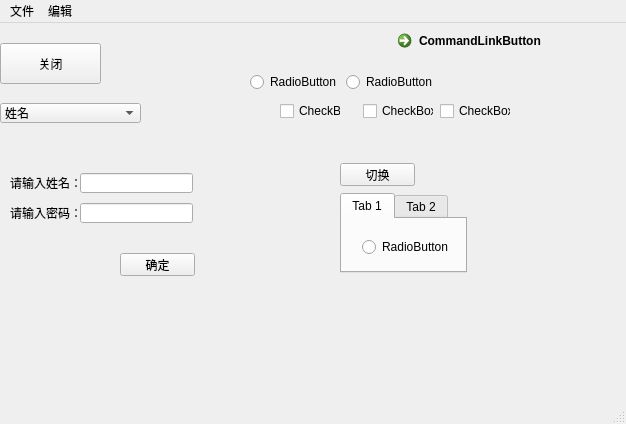
Above: qt_widgets/myui.ui from jackchen154/qt_project before the change. Below: the same form after it.
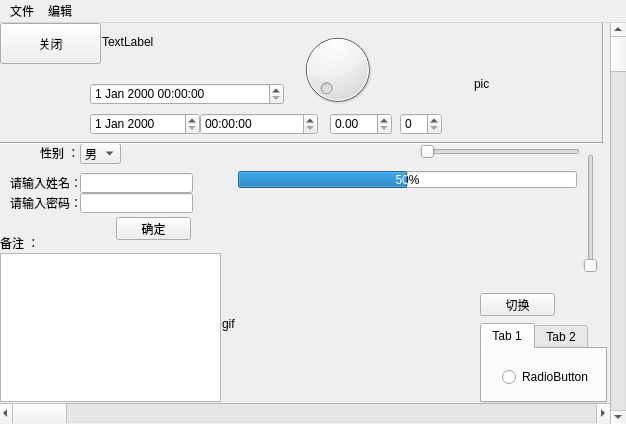
That is the form after the change. The open tabs and pages were chosen to show the change.

What changed in the file:
```diff
--- a/qt_widgets/myui.ui
+++ b/qt_widgets/myui.ui
@@ -14,89 +14,11 @@
    <string>MainWindow</string>
   </property>
   <widget class="QWidget" name="centralwidget">
-   <widget class="QCheckBox" name="checkBox">
-    <property name="geometry">
-     <rect>
-      <x>440</x>
-      <y>80</y>
-      <width>71</width>
-      <height>16</height>
-     </rect>
-    </property>
-    <property name="text">
-     <string>CheckBox</string>
-    </property>
-   </widget>
-   <widget class="QCheckBox" name="checkBox_2">
-    <property name="geometry">
-     <rect>
-      <x>363</x>
-      <y>80</y>
-      <width>71</width>
-      <height>16</height>
-     </rect>
-    </property>
-    <property name="text">
-     <string>CheckBox</string>
-    </property>
-   </widget>
-   <widget class="QCommandLinkButton" name="commandLinkButton">
-    <property name="geometry">
-     <rect>
-      <x>390</x>
-      <y>0</y>
-      <width>231</width>
-      <height>41</height>
-     </rect>
-    </property>
-    <property name="text">
-     <string>CommandLinkButton</string>
-    </property>
-   </widget>
-   <widget class="QCheckBox" name="checkBox_3">
-    <property name="geometry">
-     <rect>
-      <x>280</x>
-      <y>80</y>
-      <width>61</width>
-      <height>16</height>
-     </rect>
-    </property>
-    <property name="text">
-     <string>CheckBox</string>
-    </property>
-   </widget>
-   <widget class="QWidget" name="layoutWidget">
-    <property name="geometry">
-     <rect>
-      <x>250</x>
-      <y>50</y>
-      <width>186</width>
-      <height>18</height>
-     </rect>
-    </property>
-    <layout class="QHBoxLayout" name="horizontalLayout">
-     <item>
-      <widget class="QRadioButton" name="radioButton">
-       <property name="text">
-        <string>RadioButton</string>
-       </property>
-      </widget>
-     </item>
-     <item>
-      <widget class="QRadioButton" name="radioButton_2">
-       <property name="text">
-        <string>RadioButton</string>
-       </property>
-      </widget>
-     </item>
-    </layout>
-   </widget>
    <widget class="QPushButton" name="guanbi">
     <property name="geometry">
      <rect>
       <x>0</x>
-      <y>20</y>
+      <y>0</y>
       <width>101</width>
       <height>41</height>
      </rect>
@@ -108,15 +30,15 @@
    <widget class="QComboBox" name="comboBox">
     <property name="geometry">
      <rect>
-      <x>0</x>
-      <y>80</y>
-      <width>141</width>
-      <height>20</height>
+      <x>80</x>
+      <y>120</y>
+      <width>41</width>
+      <height>21</height>
      </rect>
     </property>
     <item>
      <property name="text">
-      <string>姓名</string>
+      <string>男</string>
      </property>
     </item>
     <item>
@@ -133,8 +55,8 @@
    <widget class="QPushButton" name="pushButton">
     <property name="geometry">
      <rect>
-      <x>340</x>
-      <y>140</y>
+      <x>480</x>
+      <y>270</y>
       <width>75</width>
       <height>23</height>
      </rect>
@@ -146,8 +68,8 @@
    <widget class="QTabWidget" name="tabWidget">
     <property name="geometry">
      <rect>
-      <x>340</x>
-      <y>170</y>
+      <x>480</x>
+      <y>300</y>
       <width>127</width>
       <height>80</height>
      </rect>
@@ -196,7 +118,7 @@
     <property name="geometry">
      <rect>
       <x>80</x>
-      <y>180</y>
+      <y>170</y>
       <width>113</width>
       <height>20</height>
      </rect>
@@ -209,7 +131,7 @@
     <property name="geometry">
      <rect>
       <x>10</x>
-      <y>180</y>
+      <y>170</y>
       <width>71</width>
       <height>21</height>
      </rect>
@@ -221,8 +143,8 @@
    <widget class="QPushButton" name="pushButton_3">
     <property name="geometry">
      <rect>
-      <x>120</x>
-      <y>230</y>
+      <x>116</x>
+      <y>194</y>
       <width>75</width>
       <height>23</height>
      </rect>
@@ -257,6 +179,238 @@
      <string/>
     </property>
    </widget>
+   <widget class="QLabel" name="label_3">
+    <property name="geometry">
+     <rect>
+      <x>40</x>
+      <y>120</y>
+      <width>41</width>
+      <height>21</height>
+     </rect>
+    </property>
+    <property name="text">
+     <string>&lt;html&gt;&lt;head/&gt;&lt;body&gt;&lt;p&gt;性别      ：&lt;/p&gt;&lt;/body&gt;&lt;/html&gt;</string>
+    </property>
+   </widget>
+   <widget class="QTextEdit" name="textEdit">
+    <property name="geometry">
+     <rect>
+      <x>0</x>
+      <y>230</y>
+      <width>221</width>
+      <height>149</height>
+     </rect>
+    </property>
+   </widget>
+   <widget class="QLabel" name="label_4">
+    <property name="geometry">
+     <rect>
+      <x>0</x>
+      <y>210</y>
+      <width>41</width>
+      <height>21</height>
+     </rect>
+    </property>
+    <property name="text">
+     <string>&lt;html&gt;&lt;head/&gt;&lt;body&gt;&lt;p&gt;备注 ：&lt;/p&gt;&lt;/body&gt;&lt;/html&gt;</string>
+    </property>
+   </widget>
+   <widget class="QSpinBox" name="spinBox">
+    <property name="geometry">
+     <rect>
+      <x>400</x>
+      <y>90</y>
+      <width>42</width>
+      <height>22</height>
+     </rect>
+    </property>
+   </widget>
+   <widget class="QDoubleSpinBox" name="doubleSpinBox">
+    <property name="geometry">
+     <rect>
+      <x>330</x>
+      <y>90</y>
+      <width>62</width>
+      <height>22</height>
+     </rect>
+    </property>
+   </widget>
+   <widget class="QTimeEdit" name="timeEdit">
+    <property name="geometry">
+     <rect>
+      <x>200</x>
+      <y>90</y>
+      <width>118</width>
+      <height>22</height>
+     </rect>
+    </property>
+   </widget>
+   <widget class="QDateEdit" name="dateEdit">
+    <property name="geometry">
+     <rect>
+      <x>90</x>
+      <y>90</y>
+      <width>110</width>
+      <height>22</height>
+     </rect>
+    </property>
+   </widget>
+   <widget class="QDateTimeEdit" name="dateTimeEdit">
+    <property name="geometry">
+     <rect>
+      <x>90</x>
+      <y>60</y>
+      <width>194</width>
+      <height>22</height>
+     </rect>
+    </property>
+   </widget>
+   <widget class="QDial" name="dial">
+    <property name="geometry">
+     <rect>
+      <x>292</x>
+      <y>6</y>
+      <width>91</width>
+      <height>81</height>
+     </rect>
+    </property>
+   </widget>
+   <widget class="QScrollBar" name="verticalScrollBar">
+    <property name="geometry">
+     <rect>
+      <x>610</x>
+      <y>0</y>
+      <width>16</width>
+      <height>401</height>
+     </rect>
+    </property>
+    <property name="orientation">
+     <enum>Qt::Vertical</enum>
+    </property>
+   </widget>
+   <widget class="QScrollBar" name="horizontalScrollBar">
+    <property name="geometry">
+     <rect>
+      <x>-1</x>
+      <y>380</y>
+      <width>611</width>
+      <height>20</height>
+     </rect>
+    </property>
+    <property name="orientation">
+     <enum>Qt::Horizontal</enum>
+    </property>
+   </widget>
+   <widget class="QSlider" name="horizontalSlider">
+    <property name="geometry">
+     <rect>
+      <x>420</x>
+      <y>118</y>
+      <width>160</width>
+      <height>22</height>
+     </rect>
+    </property>
+    <property name="orientation">
+     <enum>Qt::Horizontal</enum>
+    </property>
+   </widget>
+   <widget class="QSlider" name="verticalSlider">
+    <property name="geometry">
+     <rect>
+      <x>580</x>
+      <y>131</y>
+      <width>22</width>
+      <height>119</height>
+     </rect>
+    </property>
+    <property name="orientation">
+     <enum>Qt::Vertical</enum>
+    </property>
+   </widget>
+   <widget class="Line" name="line">
+    <property name="geometry">
+     <rect>
+      <x>-6</x>
+      <y>110</y>
+      <width>609</width>
+      <height>21</height>
+     </rect>
+    </property>
+    <property name="orientation">
+     <enum>Qt::Horizontal</enum>
+    </property>
+   </widget>
+   <widget class="Line" name="line_2">
+    <property name="geometry">
+     <rect>
+      <x>600</x>
+      <y>-2</y>
+      <width>7</width>
+      <height>121</height>
+     </rect>
+    </property>
+    <property name="orientation">
+     <enum>Qt::Vertical</enum>
+    </property>
+   </widget>
+   <widget class="QLabel" name="label_tupain">
+    <property name="geometry">
+     <rect>
+      <x>474</x>
+      <y>2</y>
+      <width>123</width>
+      <height>117</height>
+     </rect>
+    </property>
+    <property name="text">
+     <string>pic</string>
+    </property>
+    <property name="scaledContents">
+     <bool>false</bool>
+    </property>
+   </widget>
+   <widget class="QLabel" name="label_gifdonghua">
+    <property name="geometry">
+     <rect>
+      <x>222</x>
+      <y>222</y>
+      <width>153</width>
+      <height>157</height>
+     </rect>
+    </property>
+    <property name="text">
+     <string>gif</string>
+    </property>
+    <property name="scaledContents">
+     <bool>false</bool>
+    </property>
+   </widget>
+   <widget class="QLabel" name="label_html">
+    <property name="geometry">
+     <rect>
+      <x>102</x>
+      <y>6</y>
+      <width>165</width>
+      <height>25</height>
+     </rect>
+    </property>
+    <property name="text">
+     <string>TextLabel</string>
+    </property>
+   </widget>
+   <widget class="QProgressBar" name="jindutiao">
+    <property name="geometry">
+     <rect>
+      <x>238</x>
+      <y>148</y>
+      <width>339</width>
+      <height>17</height>
+     </rect>
+    </property>
+    <property name="value">
+     <number>50</number>
+    </property>
+   </widget>
   </widget>
   <widget class="QMenuBar" name="menubar">
    <property name="geometry">
@@ -284,7 +438,6 @@
    <addaction name="menu"/>
    <addaction name="menu_2"/>
   </widget>
-  <widget class="QStatusBar" name="statusbar"/>
   <action name="actionopen">
    <property name="text">
     <string>打开</string>
```
Left out of the diff: 9 changed lines with no effect on the pictures.
